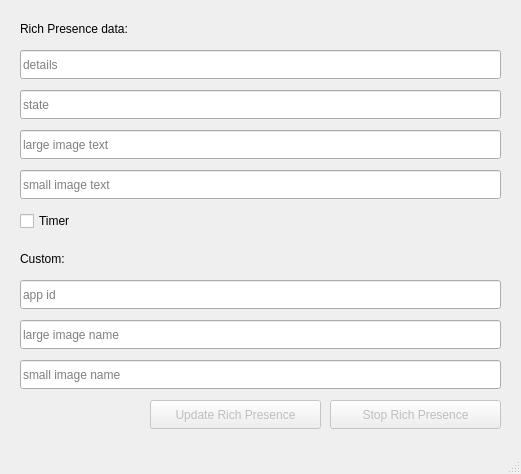
Before: the Qt Designer form design.ui in Pepijn98/CustomRPC, drawn with Qt 5.
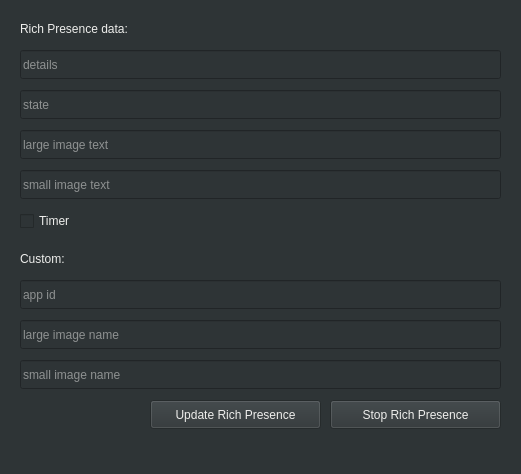
After: the same form once the commit is applied. Icons and pictures are not drawn.

```diff
--- a/design.ui
+++ b/design.ui
@@ -20,7 +20,15 @@
   <property name="windowOpacity">
    <double>1.000000000000000</double>
   </property>
+  <property name="styleSheet">
+   <string notr="true">background-color: rgb(46, 52, 54);
+color: rgb(238, 238, 236);</string>
+  </property>
   <widget class="QWidget" name="centralwidget">
+   <property name="styleSheet">
+    <string notr="true">background-color: rgb(46, 52, 54);
+color: rgb(238, 238, 236);</string>
+   </property>
    <widget class="QPushButton" name="update_rpc_btn">
     <property name="enabled">
      <bool>false</bool>
```
Left out of the diff: 2 changed lines with no effect on the pictures.
